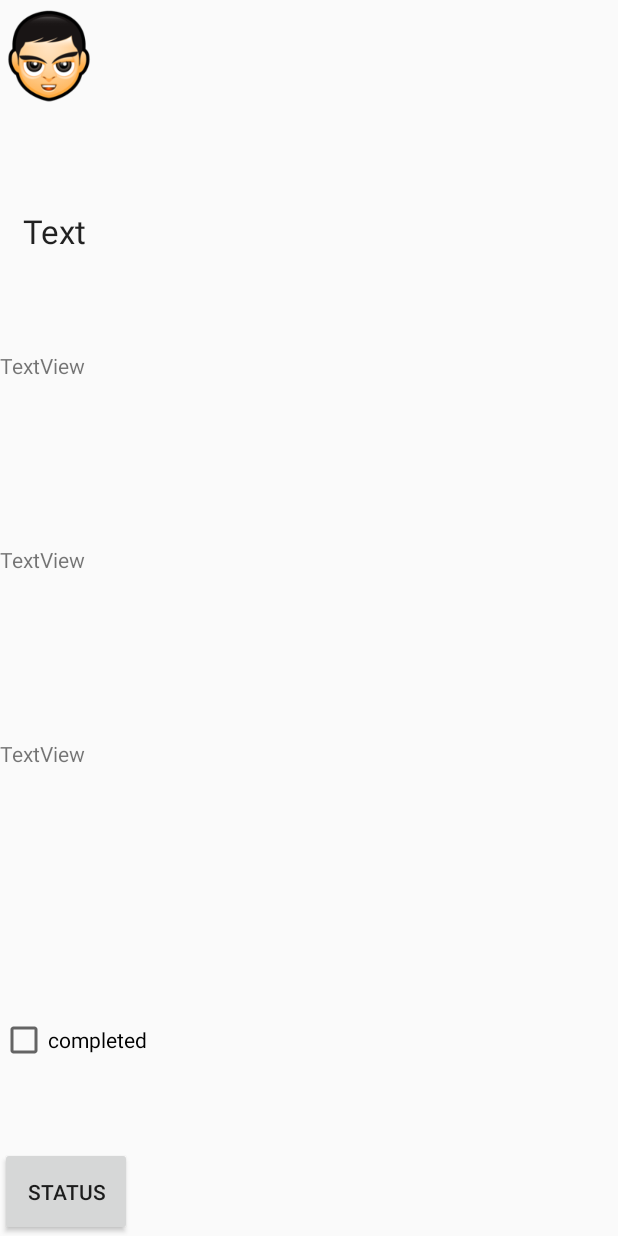
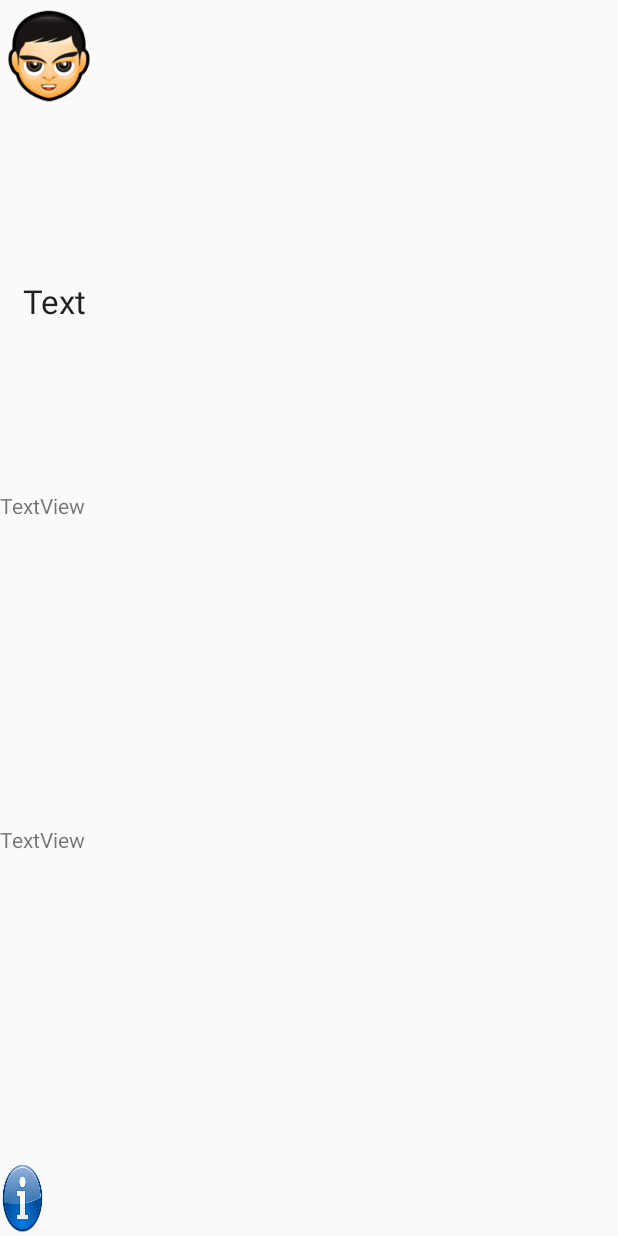
Before and after one commit to Parastoo-S/TMMPL, an Android app: the layout layout_task_list.xml on its own in the app's theme, with its tools: preview values and no code run, on a phone screen of 412 x 824 dp. Run offline under Robolectric (Android 15) with nearby library versions, the phone set to English and light mode, and no system bars.

Commit message:
taskpage desing

```diff
--- a/app/src/main/res/layout/layout_task_list.xml
+++ b/app/src/main/res/layout/layout_task_list.xml
@@ -39,27 +39,12 @@
             android:layout_weight="1"
             android:text="TextView" />
 
-        <TextView
-            android:id="@+id/status"
-            android:layout_width="match_parent"
-            android:layout_height="wrap_content"
-            android:layout_weight="1"
-            android:text="TextView" />
-
-        <CheckBox
-            android:id="@+id/completed"
-            android:layout_width="match_parent"
-            android:layout_height="wrap_content"
-            android:layout_weight="1"
-            android:text="completed"
-            android:focusable="false"/>
-
         <Button
             android:id="@+id/statusBtn"
-            android:layout_width="wrap_content"
-            android:layout_height="wrap_content"
+            android:layout_width="30dp"
+            android:layout_height="30dp"
             android:layout_weight="0.10"
-            android:text="Status" />
+            android:background="@drawable/status" />
 
     </LinearLayout>
 
```
Also changed, not shown: app/src/main/java/segproject/tmmpl/TaskList.java (+4 -4 lines), app/src/main/res/layout/activity_task_page.xml (+2 -12 lines), app/src/main/res/drawable/status.png (added).
